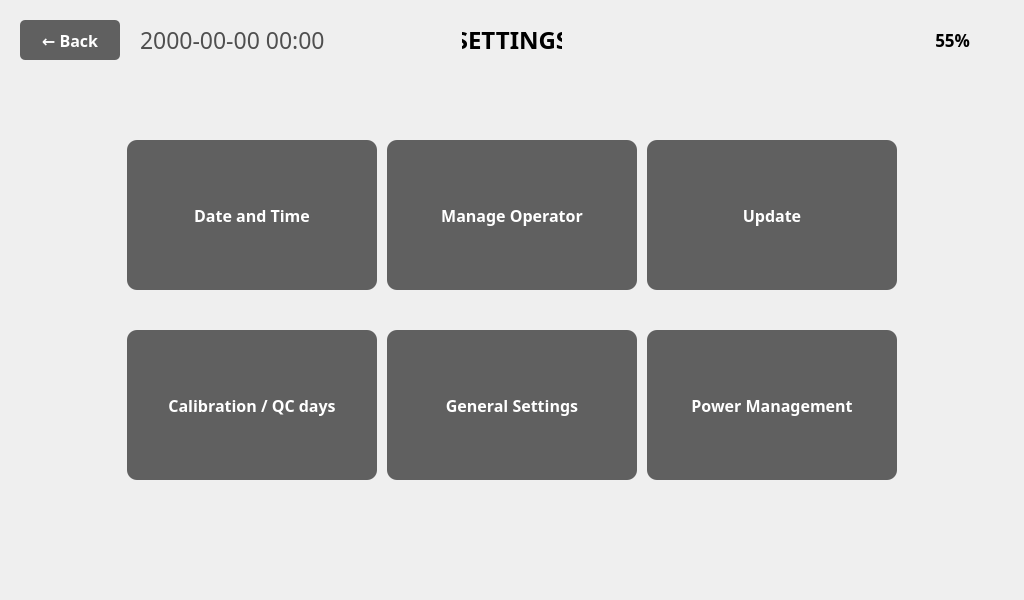
Qt form ui/Settings/SettingsViewWindow.ui (eguruno1/calth_reader) before a commit.
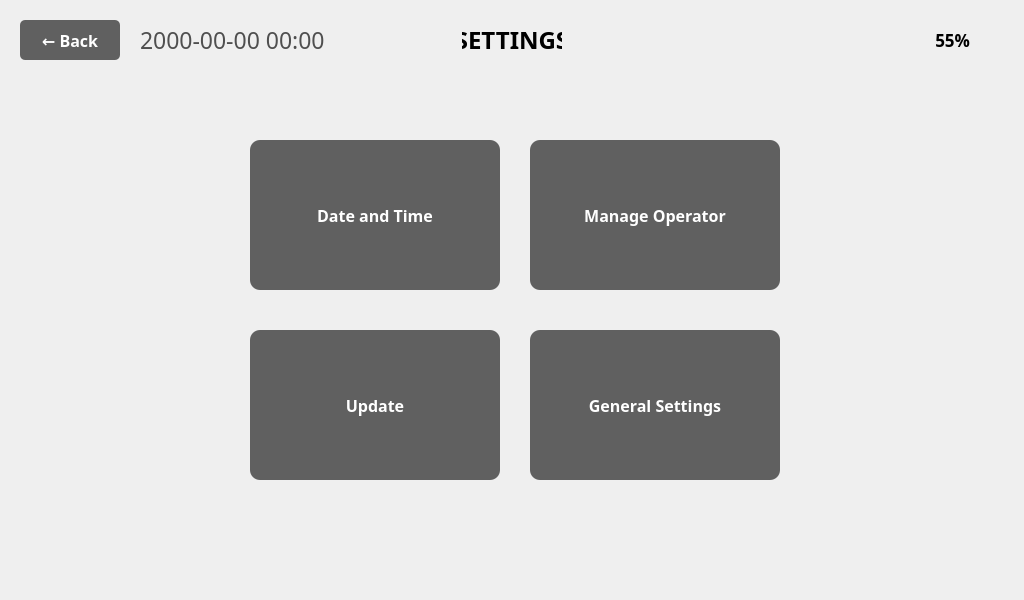
The same form after that commit. Icons and pictures are not drawn.

Commit message: 임증을 위해 UI 버튼 삭제 1차

What changed in the file:
```diff
--- a/ui/Settings/SettingsViewWindow.ui
+++ b/ui/Settings/SettingsViewWindow.ui
@@ -259,7 +259,7 @@
    <widget class="QPushButton" name="btn_date_time">
     <property name="geometry">
      <rect>
-      <x>127</x>
+      <x>250</x>
       <y>140</y>
       <width>250</width>
       <height>150</height>
@@ -268,7 +268,7 @@
     <property name="font">
      <font>
       <family>Pretendard</family>
-      <pointsize>16</pointsize>
+      <pointsize>-1</pointsize>
       <weight>75</weight>
       <bold>true</bold>
      </font>
@@ -298,7 +298,7 @@
    <widget class="QPushButton" name="btn_manage_operator">
     <property name="geometry">
      <rect>
-      <x>387</x>
+      <x>530</x>
       <y>140</y>
       <width>250</width>
       <height>150</height>
@@ -307,7 +307,7 @@
     <property name="font">
      <font>
       <family>Pretendard</family>
-      <pointsize>16</pointsize>
+      <pointsize>-1</pointsize>
       <weight>75</weight>
       <bold>true</bold>
      </font>
@@ -337,8 +337,8 @@
    <widget class="QPushButton" name="btn_update">
     <property name="geometry">
      <rect>
-      <x>647</x>
-      <y>140</y>
+      <x>250</x>
+      <y>330</y>
       <width>250</width>
       <height>150</height>
      </rect>
@@ -346,7 +346,7 @@
     <property name="font">
      <font>
       <family>Pretendard</family>
-      <pointsize>16</pointsize>
+      <pointsize>-1</pointsize>
       <weight>75</weight>
       <bold>true</bold>
      </font>
@@ -373,49 +373,10 @@
      <string>Update</string>
     </property>
    </widget>
-   <widget class="QPushButton" name="btn_calibration_qc">
-    <property name="geometry">
-     <rect>
-      <x>127</x>
-      <y>330</y>
-      <width>250</width>
-      <height>150</height>
-     </rect>
-    </property>
-    <property name="font">
-     <font>
-      <family>Pretendard</family>
-      <pointsize>16</pointsize>
-      <weight>75</weight>
-      <bold>true</bold>
-     </font>
-    </property>
-    <property name="styleSheet">
-     <string notr="true">QPushButton {
-    background-color: #606060;
-    color: white;
-    border: none;
-    border-radius: 10px;
-    text-align: center;
-    padding: 20px;
-    font-size: 16px;
-    font-weight: bold;
-}
-QPushButton:hover {
-    background-color: #707070;
-}
-QPushButton:pressed {
-    background-color: #505050;
-}</string>
-    </property>
-    <property name="text">
-     <string>Calibration / QC days</string>
-    </property>
-   </widget>
    <widget class="QPushButton" name="btn_general_settings">
     <property name="geometry">
      <rect>
-      <x>387</x>
+      <x>530</x>
       <y>330</y>
       <width>250</width>
       <height>150</height>
@@ -424,7 +385,7 @@
     <property name="font">
      <font>
       <family>Pretendard</family>
-      <pointsize>16</pointsize>
+      <pointsize>-1</pointsize>
       <weight>75</weight>
       <bold>true</bold>
      </font>
@@ -451,45 +412,6 @@
      <string>General Settings</string>
     </property>
    </widget>
-   <widget class="QPushButton" name="btn_power_management">
-    <property name="geometry">
-     <rect>
-      <x>647</x>
-      <y>330</y>
-      <width>250</width>
-      <height>150</height>
-     </rect>
-    </property>
-    <property name="font">
-     <font>
-      <family>Pretendard</family>
-      <pointsize>16</pointsize>
-      <weight>75</weight>
-      <bold>true</bold>
-     </font>
-    </property>
-    <property name="styleSheet">
-     <string notr="true">QPushButton {
-    background-color: #606060;
-    color: white;
-    border: none;
-    border-radius: 10px;
-    text-align: center;
-    padding: 20px;
-    font-size: 16px;
-    font-weight: bold;
-}
-QPushButton:hover {
-    background-color: #707070;
-}
-QPushButton:pressed {
-    background-color: #505050;
-}</string>
-    </property>
-    <property name="text">
-     <string>Power Management</string>
-    </property>
-   </widget>
   </widget>
  </widget>
  <resources/>
```
Left out of the diff: 2 changed lines with no effect on the pictures. The commit also changes 5 other files.
